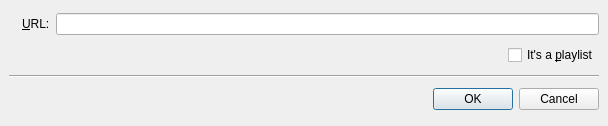
Above: src/inputurl.ui from wilbert2000/wzplayer before the change. Below: the same form after it.
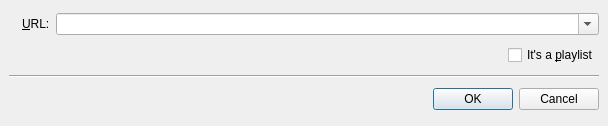
That is the form after the change. Icons and pictures are not drawn.

Commit message:
Added a history to the open URL dialog. Based on a patch by Francesco Cosoleto (https://sourceforge.net/tracker/index.php?func=detail&aid=2305192&group_id=185512&atid=913575)
Not finished yet.

What changed in the file:
```diff
--- a/src/inputurl.ui
+++ b/src/inputurl.ui
@@ -85,7 +85,17 @@
       </widget>
      </item>
      <item>
-      <widget class="QLineEdit" name="url_edit" />
+      <widget class="QComboBox" name="url_edit" >
+       <property name="editable" >
+        <bool>true</bool>
+       </property>
+       <property name="sizePolicy" >
+        <sizepolicy vsizetype="Fixed" hsizetype="MinimumExpanding" >
+         <horstretch>0</horstretch>
+         <verstretch>0</verstretch>
+        </sizepolicy>
+       </property>
+      </widget>
      </item>
     </layout>
    </item>
```
Left out of the diff: 12 changed lines with no effect on the pictures. The commit also changes 5 other files.
